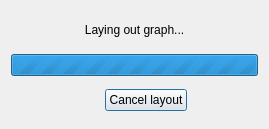
Old version of the form ui/myprogressdialog.ui in the repository rrwick/Bandage.
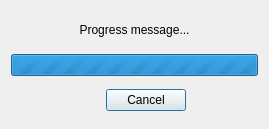
New version of the form. Custom widgets are drawn as their Qt base class.

Commit message: Make MyProgressDialog more flexible

The edit to the form file:
```diff
--- a/ui/myprogressdialog.ui
+++ b/ui/myprogressdialog.ui
@@ -17,7 +17,7 @@
    <item>
     <widget class="QLabel" name="messageLabel">
      <property name="text">
-      <string>Laying out graph...</string>
+      <string>Progress message...</string>
      </property>
      <property name="alignment">
       <set>Qt::AlignCenter</set>
@@ -84,7 +84,7 @@
       <item>
        <widget class="QPushButton" name="cancelButton">
         <property name="text">
-         <string>Cancel layout</string>
+         <string>Cancel</string>
         </property>
        </widget>
       </item>
```
The commit also changes 3 other files.
